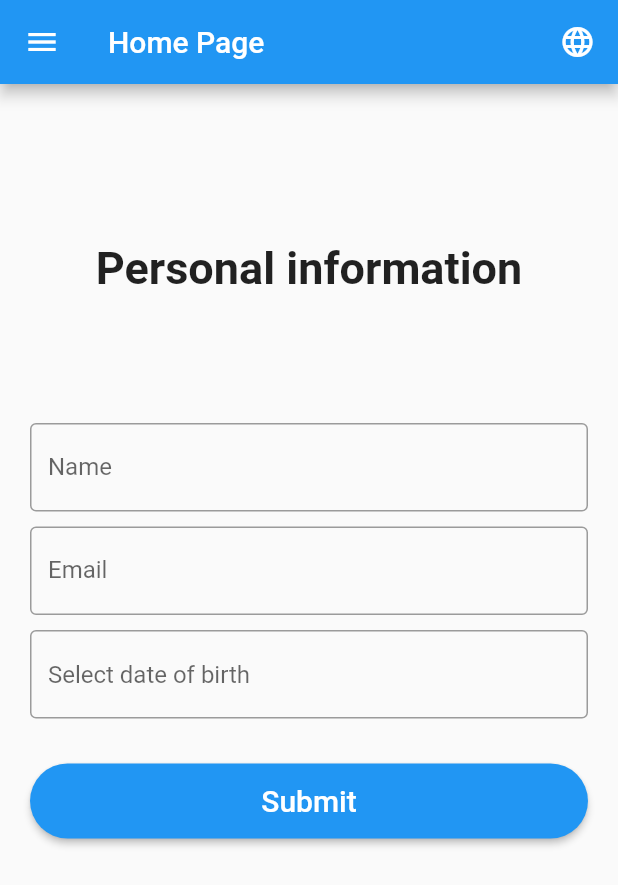
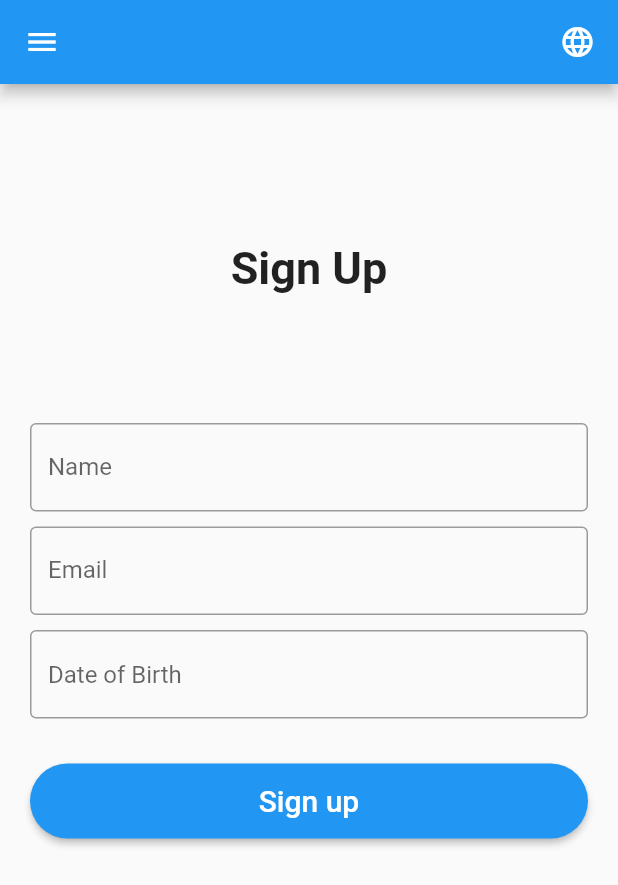
Before and after one commit to TaishiU/flutter-Internationalization, a Flutter app: the screen it shows after launch, in the side drawer, after a tap on the "language" icon, on a phone screen of 412 x 824 dp. Shown: the top 885 px of the screen. Run offline on Flutter 3.47's test engine with Material 2 defaults, Android fonts, the phone set to English and light mode, and no system bars; our stand-ins replace shared_preferences.

Commit message:
多言語機能の実装

```diff
--- a/lib/crasses/language.dart
+++ b/lib/crasses/language.dart
@@ -9,7 +9,7 @@ class Language {
   static List<Language> languageList() {
     return <Language>[
       Language(1, '🇺🇸', 'English', 'en'),
-      Language(1, '🇯🇵', '日本語', 'ja'),
+      Language(2, '🇯🇵', '日本語', 'ja'),
     ];
   }
 }
--- /dev/null
+++ b/lib/localization/demo_localization.dart
@@ -0,0 +1,54 @@
+import 'dart:convert';
+
+import 'package:flutter/material.dart';
+import 'package:flutter/services.dart';
+
+class DemoLocalization {
+  final Locale locale;
+
+  DemoLocalization(this.locale);
+
+  static DemoLocalization of(BuildContext context) {
+    return Localizations.of<DemoLocalization>(context, DemoLocalization);
+  }
+
+  Map<String, String> _localizedValues;
+
+  /* jsonファイルをロードする */
+  Future load() async {
+    String jsonStringValues =
+        await rootBundle.loadString('lib/lang/${locale.languageCode}.json');
+
+    Map<String, dynamic> mappedJson = json.decode(jsonStringValues);
+
+    _localizedValues =
+        mappedJson.map((key, value) => MapEntry(key, value.toString()));
+  }
+
+  String getTranslatedValue(String key) {
+    return _localizedValues[key];
+  }
+
+  static const LocalizationsDelegate<DemoLocalization> delegate =
+      _DemoLocalizationDelegate();
+}
+
+class _DemoLocalizationDelegate
+    extends LocalizationsDelegate<DemoLocalization> {
+  const _DemoLocalizationDelegate();
+
+  @override
+  bool isSupported(Locale locale) {
+    return ['en', 'ja'].contains(locale.languageCode);
+  }
+
+  @override
+  Future<DemoLocalization> load(Locale locale) async {
+    DemoLocalization localization = new DemoLocalization(locale);
+    await localization.load();
+    return localization;
+  }
+
+  @override
+  bool shouldReload(_DemoLocalizationDelegate old) => false;
+}
--- /dev/null
+++ b/lib/localization/localization_constants.dart
@@ -0,0 +1,41 @@
+import 'package:flutter/cupertino.dart';
+import 'package:internationalization1/localization/demo_localization.dart';
+import 'package:shared_preferences/shared_preferences.dart';
+
+String getTranslated(BuildContext context, String key) {
+  return DemoLocalization.of(context).getTranslatedValue(key);
+}
+
+// language code
+const String ENGLISH = 'en';
+const String JAPANESE = 'ja';
+
+const String LANGUAGE_CODE = 'languageCode';
+
+Future<Locale> setLocale(String languageCode) async {
+  SharedPreferences _prefs = await SharedPreferences.getInstance();
+  await _prefs.setString(LANGUAGE_CODE, languageCode);
+
+  return _locale(languageCode);
+}
+
+Locale _locale(String languageCode) {
+  Locale _temp;
+  switch (languageCode) {
+    case ENGLISH:
+      _temp = Locale(languageCode, 'US');
+      break;
+    case JAPANESE:
+      _temp = Locale(languageCode, 'JP');
+      break;
+    default:
+      _temp = Locale(ENGLISH, 'US');
+  }
+  return _temp;
+}
+
+Future<Locale> getLocale() async {
+  SharedPreferences _prefs = await SharedPreferences.getInstance();
+  String languageCode = _prefs.getString(LANGUAGE_CODE) ?? ENGLISH;
+  return _locale(languageCode);
+}
--- a/lib/main.dart
+++ b/lib/main.dart
@@ -1,15 +1,75 @@
 import 'package:flutter/material.dart';
+import 'package:flutter_localizations/flutter_localizations.dart';
 import 'package:internationalization1/routes/custome_router.dart';
 import 'package:internationalization1/routes/route_names.dart';
+
+import 'localization/demo_localization.dart';
+import 'localization/localization_constants.dart';
 
 void main() {
   runApp(MyApp());
 }
 
-class MyApp extends StatelessWidget {
+class MyApp extends StatefulWidget {
+  static void setLocale(BuildContext context, Locale locale) {
+    _MyAppState state = context.findAncestorStateOfType<_MyAppState>();
+    state.setLocale(locale);
+  }
+
+  @override
+  _MyAppState createState() => _MyAppState();
+}
+
+class _MyAppState extends State<MyApp> {
+  Locale _locale;
+
+  void setLocale(Locale locale) {
+    setState(() {
+      _locale = locale;
+    });
+  }
+
+  @override
+  void didChangeDependencies() {
+    getLocale().then((locale) {
+      setState(() {
+        this._locale = locale;
+      });
+    });
+    super.didChangeDependencies();
+  }
+
   @override
   Widget build(BuildContext context) {
+    if (_locale == null) {
+      return Container(
+        child: Center(
+          child: CircularProgressIndicator(),
+        ),
+      );
+    } else {
       return MaterialApp(
+        localizationsDelegates: [
+          DemoLocalization.delegate,
+          GlobalMaterialLocalizations.delegate,
+          GlobalWidgetsLocalizations.delegate,
+          GlobalCupertinoLocalizations.delegate,
+        ],
+        supportedLocales: [
+          const Locale('en', 'US'), // English
+          const Locale('ja', 'JP'), // Japanese
+        ],
+        locale: _locale,
+        localeResolutionCallback: (deviceLocale, supportedLocales) {
+          for (var locale in supportedLocales) {
+            if (locale.languageCode == deviceLocale.languageCode &&
+                locale.countryCode == deviceLocale.countryCode) {
+              return deviceLocale;
+            }
+          }
+
+          return supportedLocales.first;
+        },
         title: 'Flutter Demo',
         debugShowCheckedModeBanner: false,
         theme: ThemeData(
@@ -20,3 +80,4 @@ class MyApp extends StatelessWidget {
       );
     }
   }
+}
--- a/lib/pages/about_page.dart
+++ b/lib/pages/about_page.dart
@@ -1,4 +1,5 @@
 import 'package:flutter/material.dart';
+import 'package:internationalization1/localization/localization_constants.dart';
 import 'package:internationalization1/routes/route_names.dart';
 
 class AboutPage extends StatefulWidget {
@@ -11,12 +12,16 @@ class _AboutPageState extends State<AboutPage> {
   Widget build(BuildContext context) {
     return Scaffold(
       appBar: AppBar(
-        title: Text('About Page'),
+        title: Text(
+          getTranslated(context, 'about_us'),
+        ),
       ),
       body: Container(
         child: MaterialButton(
           color: Colors.blue,
-          child: Text('Settings Page'),
+          child: Text(
+            getTranslated(context, 'settings'),
+          ),
           onPressed: () {
             Navigator.pushNamed(context, settingsRoute);
           },
--- a/lib/pages/home_page.dart
+++ b/lib/pages/home_page.dart
@@ -1,6 +1,8 @@
 import 'package:flutter/material.dart';
 import 'package:flutter/rendering.dart';
 import 'package:internationalization1/crasses/language.dart';
+import 'package:internationalization1/localization/localization_constants.dart';
+import 'package:internationalization1/main.dart';
 import 'package:internationalization1/routes/route_names.dart';
 
 class HomePage extends StatefulWidget {
@@ -15,15 +17,19 @@ class _HomePageState extends State<HomePage> {
     showTimePicker(context: context, initialTime: TimeOfDay.now());
   }
 
-  void _changeLanguage(Language language) {
-    print(language.languageCode);
+  void _changeLanguage(Language language) async {
+    Locale _temp = await setLocale(language.languageCode);
+
+    MyApp.setLocale(context, _temp);
   }
 
   @override
   Widget build(BuildContext context) {
     return Scaffold(
       appBar: AppBar(
-        title: Text('Home Page'),
+        // title:
+        //     Text(DemoLocalization.of(context).getTranslatedValue('home_page')),
+        //
         actions: [
           Padding(
             padding: EdgeInsets.all(15),
@@ -77,7 +83,7 @@ class _HomePageState extends State<HomePage> {
             height: MediaQuery.of(context).size.height / 4,
             child: Center(
               child: Text(
-                'Personal information',
+                getTranslated(context, 'sign_up'),
                 textAlign: TextAlign.center,
                 style: TextStyle(
                   fontSize: 30,
@@ -89,35 +95,35 @@ class _HomePageState extends State<HomePage> {
           TextFormField(
             validator: (val) {
               if (val.isEmpty) {
-                return 'required Text';
+                return getTranslated(context, 'required_name');
               }
               return null;
             },
             decoration: InputDecoration(
               border: OutlineInputBorder(),
-              labelText: 'Name',
-              hintText: 'Enter Name',
+              labelText: getTranslated(context, 'name'),
+              // hintText: getTranslated(context, 'name_hint'),
             ),
           ),
           SizedBox(height: 10),
           TextFormField(
             validator: (val) {
               if (val.isEmpty) {
-                return 'required Email';
+                return getTranslated(context, 'required_email');
               }
               return null;
             },
             decoration: InputDecoration(
               border: OutlineInputBorder(),
-              labelText: 'Email',
-              hintText: 'Enter Email',
+              labelText: getTranslated(context, 'email'),
+              // hintText: getTranslated(context, 'email_hint'),
             ),
           ),
           SizedBox(height: 10),
           TextFormField(
             decoration: InputDecoration(
               border: OutlineInputBorder(),
-              hintText: 'Select date of birth',
+              hintText: getTranslated(context, 'date_of_birth'),
             ),
             onTap: () async {
               FocusScope.of(context).requestFocus(FocusNode());
@@ -141,7 +147,7 @@ class _HomePageState extends State<HomePage> {
             color: Theme.of(context).primaryColor,
             child: Center(
               child: Text(
-                'Submit',
+                getTranslated(context, 'submit'),
                 style: TextStyle(
                   color: Colors.white,
                   fontSize: 20,
@@ -180,7 +186,7 @@ class _HomePageState extends State<HomePage> {
               size: 30,
             ),
             title: Text(
-              'About us',
+              getTranslated(context, 'about_us'),
               style: _textStyle,
             ),
             onTap: () {
@@ -195,7 +201,7 @@ class _HomePageState extends State<HomePage> {
               size: 30,
             ),
             title: Text(
-              'Settings',
+              getTranslated(context, 'settings'),
               style: _textStyle,
             ),
             onTap: () {
--- a/lib/pages/settings_page.dart
+++ b/lib/pages/settings_page.dart
@@ -1,4 +1,5 @@
 import 'package:flutter/material.dart';
+import 'package:internationalization1/localization/localization_constants.dart';
 
 class SettingsPage extends StatefulWidget {
   @override
@@ -10,7 +11,9 @@ class _SettingsPageState extends State<SettingsPage> {
   Widget build(BuildContext context) {
     return Scaffold(
       appBar: AppBar(
-        title: Text('Settings Page'),
+        title: Text(
+          getTranslated(context, 'settings'),
+        ),
       ),
     );
   }
--- a/pubspec.yaml
+++ b/pubspec.yaml
@@ -14,10 +14,13 @@ environment:
 dependencies:
   flutter:
     sdk: flutter
+  flutter_localizations: # Add this line
+    sdk: flutter
 
 
 
   cupertino_icons: ^1.0.2
+  shared_preferences: ^2.0.5 #
 
 dev_dependencies:
   flutter_test:
@@ -28,3 +31,6 @@ flutter:
 
 
   uses-material-design: true
+  assets:
+    - lib/lang/en.json
+    - lib/lang/ja.json
```
Also changed, not shown: lib/lang/en.json (added, +18 -0 lines), lib/lang/ja.json (added, +18 -0 lines), pubspec.lock, 5 other files. Lines whose indentation alone changed are shown as unchanged.
